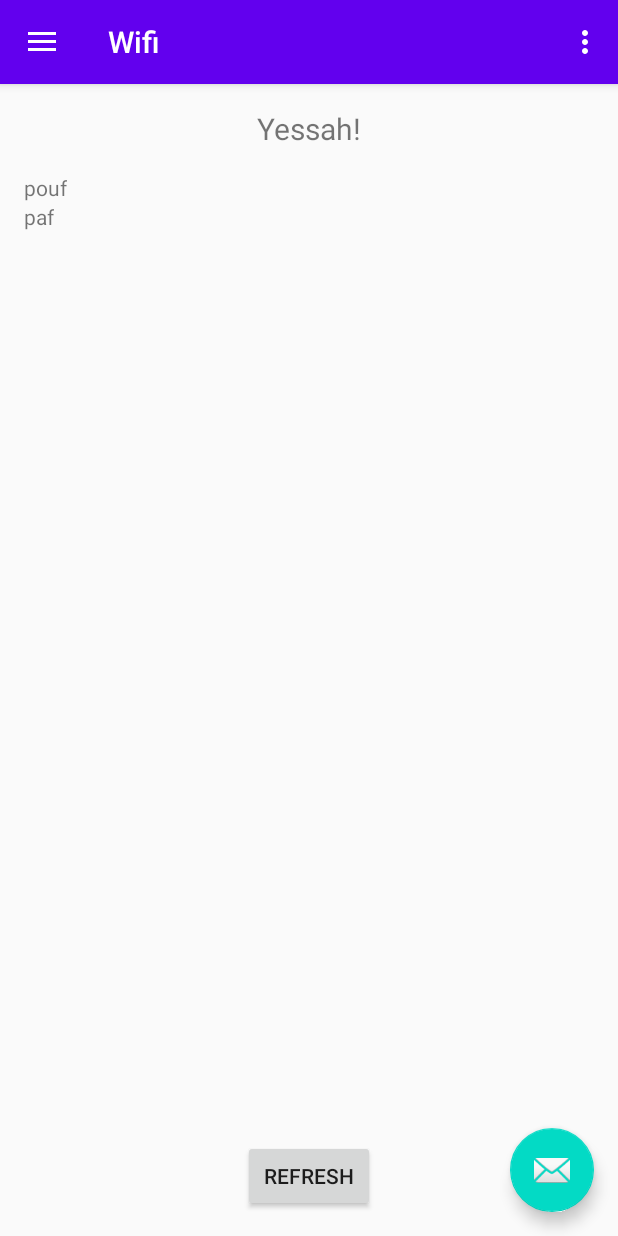
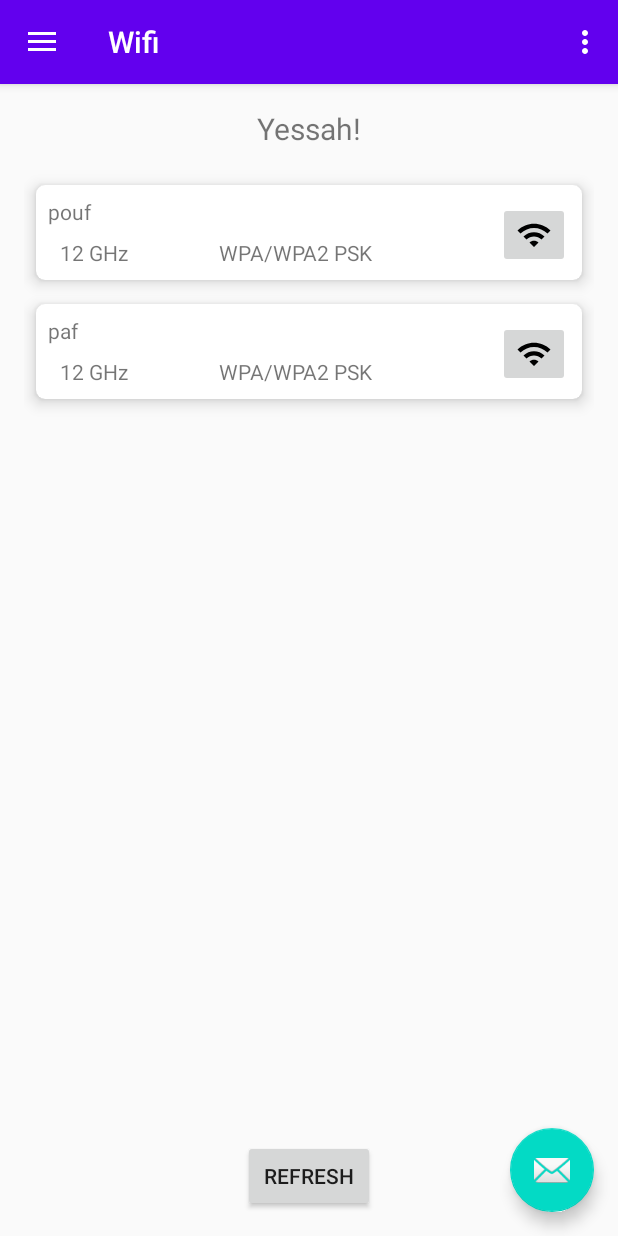
Before and after one commit to bayushi-yakusoku/MultiTests, an Android app: the screen it shows after launch (MainActivity), in the side drawer, after a tap on "Wifi", on a phone screen of 412 x 824 dp. Run offline under Robolectric (Android 15) with nearby library versions, the phone set to English and light mode, and no system bars; our stand-ins replace Timber, data binding, navigation-ui.

Commit message:
Rework Wifi item layout

```diff
--- a/app/src/main/java/alo/android/multitests/ui/wifi/WifiAdapter.kt
+++ b/app/src/main/java/alo/android/multitests/ui/wifi/WifiAdapter.kt
@@ -13,7 +13,7 @@ class WifiAdapter() : RecyclerView.Adapter<WifiAdapter.WifiViewHolder>() {
     override fun onCreateViewHolder(parent: ViewGroup, viewType: Int): WifiViewHolder {
         Timber.d("Start")
 
-        return WifiViewHolder(ItemWifiBinding.inflate(LayoutInflater.from(parent.context)))
+        return WifiViewHolder(ItemWifiBinding.inflate(LayoutInflater.from(parent.context), parent, false))
     }
 
     override fun getItemCount(): Int {
@@ -25,12 +25,17 @@ class WifiAdapter() : RecyclerView.Adapter<WifiAdapter.WifiViewHolder>() {
     override fun onBindViewHolder(holder: WifiViewHolder, position: Int) {
         Timber.d("Start")
 
-        holder.binding.wifiLabel.apply {
-            text = listWifi[position]
+        holder.binding.let {
+            it.wifiLabel.apply {
+                text = listWifi[position]
 
-            setOnClickListener {
-                context.toast(listWifi[position])
+                setOnClickListener {
+                    context.toast(listWifi[position])
+                }
             }
+
+            it.wifiFrequencyTextView.text = "12 GHz"
+            it.wifiInfoTextView.text = "WPA/WPA2 PSK"
         }
     }
 
--- a/app/src/main/res/layout/item_wifi.xml
+++ b/app/src/main/res/layout/item_wifi.xml
@@ -4,18 +4,76 @@
     xmlns:app="http://schemas.android.com/apk/res-auto"
     xmlns:tools="http://schemas.android.com/tools">
 
-    <FrameLayout
-        android:layout_width = "match_parent"
-        android:layout_height = "@dimen/wifi_list_item_height"
-        android:layout_marginLeft = "@dimen/margin_medium"
-        android:layout_marginRight = "@dimen/margin_medium"
-        android:gravity = "center_vertical">
+    <androidx.cardview.widget.CardView
+        android:id="@+id/wifi_cardView"
+        android:layout_width="match_parent"
+        android:layout_height="wrap_content"
 
-        <TextView
-            android:id = "@+id/wifi_label"
-            android:layout_width = "wrap_content"
-            android:layout_height = "wrap_content"
-            android:text = ""
-            tools:text = "Test"/>
-    </FrameLayout>
+        android:layout_margin="8dp"
+        app:cardCornerRadius="6dp"
+        app:cardElevation="6dp" >
+
+        <androidx.constraintlayout.widget.ConstraintLayout
+            android:layout_width="match_parent"
+            android:layout_height="match_parent">
+
+            <TextView
+                android:id="@+id/wifi_label"
+                android:layout_width="0dp"
+                android:layout_height="wrap_content"
+                android:layout_marginStart="8dp"
+                android:layout_marginTop="8dp"
+                android:layout_marginEnd="8dp"
+                android:text=""
+                app:layout_constraintEnd_toStartOf="@+id/wifi_activate_imageButton"
+                app:layout_constraintStart_toStartOf="parent"
+                app:layout_constraintTop_toTopOf="parent"
+                tools:text="Label" />
+
+            <ImageButton
+                android:id="@+id/wifi_activate_imageButton"
+                android:layout_width="wrap_content"
+                android:layout_height="wrap_content"
+                android:layout_marginTop="8dp"
+                android:layout_marginEnd="8dp"
+                android:layout_marginBottom="8dp"
+                android:contentDescription="@string/wifi_activate_contentDescription"
+                app:layout_constraintBottom_toBottomOf="parent"
+                app:layout_constraintEnd_toEndOf="parent"
+                app:layout_constraintTop_toTopOf="parent"
+                app:layout_constraintVertical_bias="1.0"
+                app:srcCompat="@drawable/ic_menu_wifi" />
+
+            <LinearLayout
+                android:id="@+id/wifi_attributes_layout"
+                android:layout_width="269dp"
+                android:layout_height="20dp"
+                android:layout_marginStart="16dp"
+                android:layout_marginTop="8dp"
+                android:layout_marginBottom="8dp"
+                android:orientation="horizontal"
+                app:layout_constraintBottom_toBottomOf="parent"
+                app:layout_constraintStart_toStartOf="parent"
+                app:layout_constraintTop_toBottomOf="@+id/wifi_label">
+
+                <TextView
+                    android:id="@+id/wifi_frequency_textView"
+                    android:layout_width="wrap_content"
+                    android:layout_height="wrap_content"
+                    android:layout_weight="1"
+                    android:text=""
+                    tools:text="5.0 GHz"/>
+
+                <TextView
+                    android:id="@+id/wifi_info_textView"
+                    android:layout_width="wrap_content"
+                    android:layout_height="wrap_content"
+                    android:layout_weight="1"
+                    android:text="TextView"
+                    tools:text="WSPA2/ Etc..."/>
+            </LinearLayout>
+
+        </androidx.constraintlayout.widget.ConstraintLayout>
+
+    </androidx.cardview.widget.CardView>
 </layout>
--- a/app/src/main/res/values/strings.xml
+++ b/app/src/main/res/values/strings.xml
@@ -16,4 +16,5 @@
     <string name="test_button_name">Click!</string>
     <string name="menu_draft">Draft</string>
     <string name="wifi_refresh_button_name">Refresh</string>
+    <string name="wifi_activate_contentDescription">Activate State</string>
 </resources>
```
